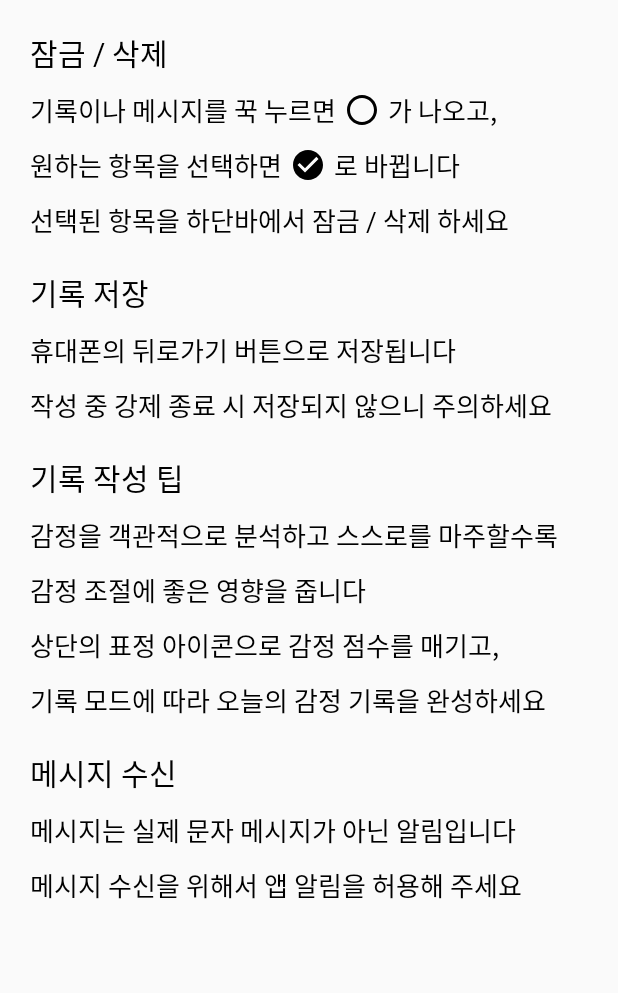
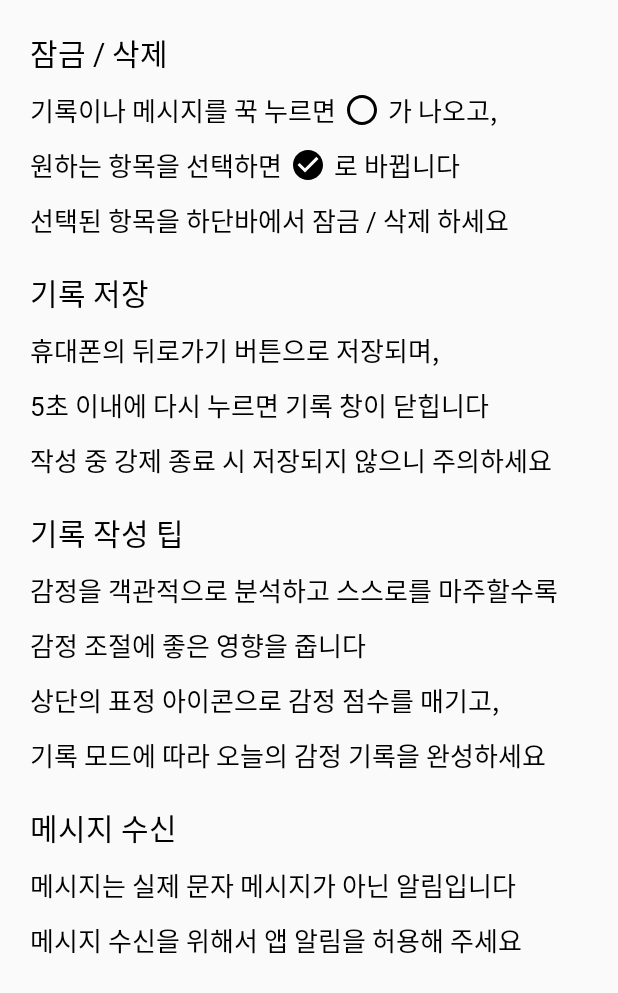
Before and after one commit to yyj424/Frecord, an Android app: the HelpActivity screen opened directly, with no data from a screen before it, on a phone screen of 412 x 824 dp. Shown: the top 993 px of the screen. Run offline under Robolectric (Android 15) with nearby library versions, the phone set to English and light mode, and no system bars.

```diff
--- a/app/src/main/java/com/yyj/frecord/RecordListAdapter.kt
+++ b/app/src/main/java/com/yyj/frecord/RecordListAdapter.kt
@@ -73,6 +73,9 @@ class RecordListAdapter (private val context : Context, private val list : Array
             if (recordData.locked == 1) {
                 ivLock.visibility = View.VISIBLE
             }
+            else {
+                ivLock.visibility = View.GONE
+            }
             cbEdit.setOnCheckedChangeListener { _, isChecked ->
                 recordData.checked = isChecked
             }
--- a/app/src/main/java/com/yyj/frecord/WriteSimpleRecordActivity.kt
+++ b/app/src/main/java/com/yyj/frecord/WriteSimpleRecordActivity.kt
@@ -38,11 +38,11 @@ class WriteSimpleRecordActivity : AppCompatActivity() {
         db = dbHelper.writableDatabase
         setSeekBar()
         setSpinners()
-        setSettingDialog()
         if (intent.hasExtra("record")) {
             record = intent.getParcelableExtra<RecordData>("record")!!
             getRecord()
         }
+        setSettingDialog()
 
         ivSimpleRecordSetting.setOnClickListener {
             dialog.show()
--- a/app/src/main/res/layout/activity_help.xml
+++ b/app/src/main/res/layout/activity_help.xml
@@ -121,11 +121,20 @@
                 android:layout_height="wrap_content"
                 android:layout_marginStart="20dp"
                 android:layout_marginTop="10dp"
-                android:text="휴대폰의 뒤로가기 버튼으로 저장됩니다"
+                android:text="휴대폰의 뒤로가기 버튼으로 저장되며,"
                 android:textSize="17sp" />
 
             <TextView
                 android:id="@+id/textView31"
+                android:layout_width="wrap_content"
+                android:layout_height="wrap_content"
+                android:layout_marginStart="20dp"
+                android:layout_marginTop="10dp"
+                android:text="5초 이내에 다시 누르면 기록 창이 닫힙니다"
+                android:textSize="17sp" />
+
+            <TextView
+                android:id="@+id/textView49"
                 android:layout_width="wrap_content"
                 android:layout_height="wrap_content"
                 android:layout_marginStart="20dp"
```
